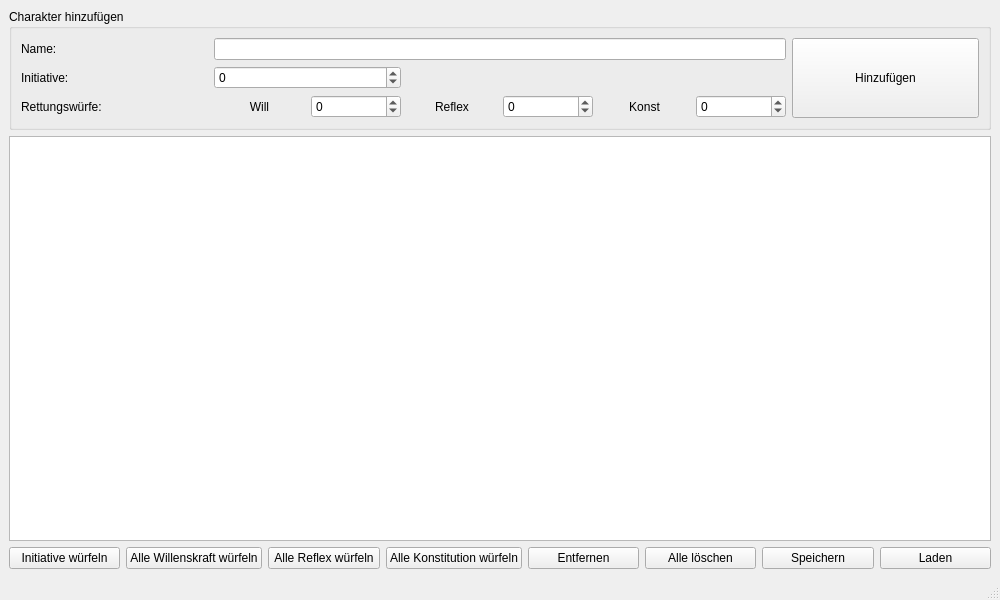
First picture: the form in src/mainwindow.ui, repository LutzHauschild/D-D-Helper, before the edit.
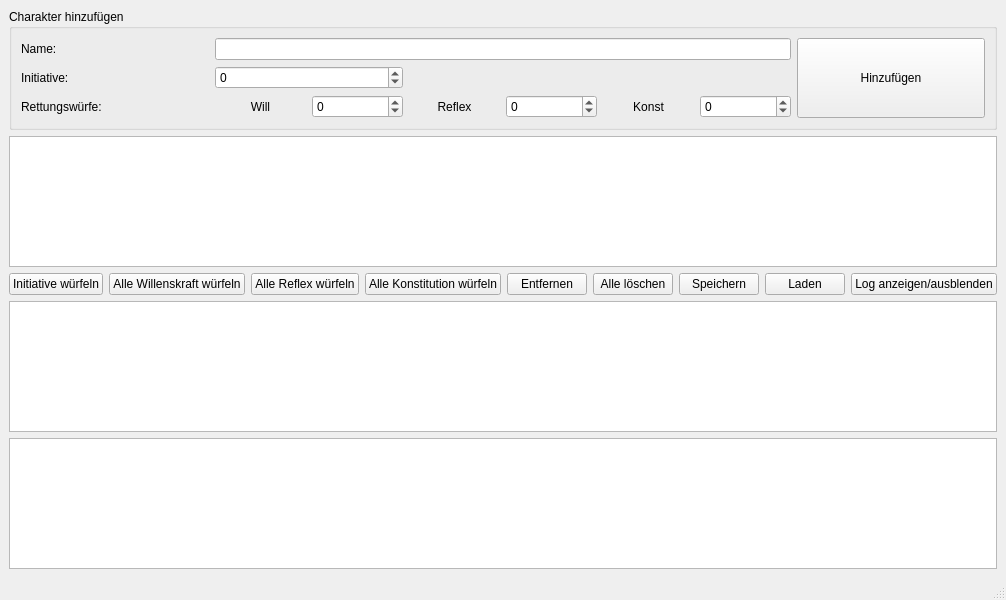
Second picture: the form after the edit.

The edit to the form file:
```diff
--- a/src/mainwindow.ui
+++ b/src/mainwindow.ui
@@ -228,8 +228,32 @@
         </property>
        </widget>
       </item>
+      <item>
+       <widget class="QPushButton" name="toggleLogButton">
+        <property name="text">
+         <string>Log anzeigen/ausblenden</string>
+        </property>
+       </widget>
+      </item>
      </layout>
     </item>
+    <item>
+     <widget class="QTableView" name="diceRollTableView">
+      <property name="minimumHeight">
+       <number>100</number>
+      </property>
+      <property name="maximumHeight">
+       <number>150</number>
+      </property>
+     </widget>
+    </item>
+    <item>
+     <widget class="QTextEdit" name="messageDisplay">
+      <property name="readOnly">
+       <bool>true</bool>
+      </property>
+     </widget>
+    </item>
    </layout>
   </widget>
   <widget class="QMenuBar" name="menubar">
```
